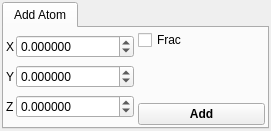
The window that src/gui/build.ui (trisyoungs/aten) describes before a commit, drawn with Qt 5.
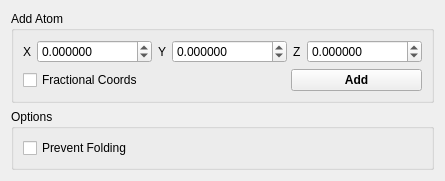
The same window after the commit. Icons and pictures are not drawn.

Commit message: Adjusted layout of Build window. Added checkbox option to Build window to allow prevention of atom folding after mouse-based transformations. Doc update.

```diff
--- a/src/gui/build.ui
+++ b/src/gui/build.ui
@@ -1,12 +1,12 @@
 <ui version="4.0" >
  <class>BuildDialog</class>
- <widget class="QDialog" name="BuildDialog" >
-  <property name="geometry" >
+ <widget class="QDialog" name="BuildDialog">
+  <property name="geometry">
    <rect>
     <x>0</x>
     <y>0</y>
-    <width>271</width>
-    <height>131</height>
+    <width>318</width>
+    <height>178</height>
    </rect>
   </property>
   <property name="windowTitle" >
@@ -16,155 +16,119 @@
    <iconset resource="icons.qrc" >
     <normaloff>:/stackicons/icons/stack_build.svg</normaloff>:/stackicons/icons/stack_build.svg</iconset>
   </property>
-  <layout class="QHBoxLayout" >
-   <property name="spacing" >
-    <number>4</number>
-   </property>
-   <property name="margin" >
-    <number>2</number>
-   </property>
+  <layout class="QVBoxLayout" name="verticalLayout_3">
    <item>
-    <widget class="QTabWidget" name="tabWidget" >
-     <property name="currentIndex" >
-      <number>0</number>
-     </property>
-     <widget class="QWidget" name="AddAtomTab" >
-      <property name="geometry" >
-       <rect>
-        <x>0</x>
-        <y>0</y>
-        <width>263</width>
-        <height>99</height>
-       </rect>
-      </property>
-      <attribute name="title" >
+    <widget class="QGroupBox" name="AddAtomGroup">
+     <property name="title">
        <string>Add Atom</string>
-      </attribute>
-      <layout class="QHBoxLayout" >
-       <property name="spacing" >
-        <number>4</number>
-       </property>
-       <property name="margin" >
-        <number>2</number>
-       </property>
+     </property>
+     <layout class="QVBoxLayout" name="verticalLayout">
        <item>
-        <layout class="QGridLayout" >
-         <property name="margin" >
-          <number>0</number>
-         </property>
-         <property name="spacing" >
-          <number>2</number>
-         </property>
-         <item row="0" column="1" >
-          <widget class="QDoubleSpinBox" name="AtomXCoordSpin" >
-           <property name="sizePolicy" >
-            <sizepolicy vsizetype="Fixed" hsizetype="Expanding" >
+       <layout class="QHBoxLayout" name="horizontalLayout">
+        <item>
+         <widget class="QLabel" name="label_22">
+          <property name="sizePolicy">
+           <sizepolicy hsizetype="Minimum" vsizetype="Preferred">
              <horstretch>0</horstretch>
              <verstretch>0</verstretch>
             </sizepolicy>
            </property>
-           <property name="decimals" >
-            <number>6</number>
-           </property>
-           <property name="minimum" >
-            <double>-100000.000000000000000</double>
-           </property>
-           <property name="maximum" >
-            <double>100000.000000000000000</double>
-           </property>
-          </widget>
-         </item>
-         <item row="1" column="1" >
-          <widget class="QDoubleSpinBox" name="AtomYCoordSpin" >
-           <property name="sizePolicy" >
-            <sizepolicy vsizetype="Fixed" hsizetype="Expanding" >
-             <horstretch>0</horstretch>
-             <verstretch>0</verstretch>
-            </sizepolicy>
-           </property>
-           <property name="decimals" >
-            <number>6</number>
-           </property>
-           <property name="minimum" >
-            <double>-100000.000000000000000</double>
-           </property>
-           <property name="maximum" >
-            <double>1000000.000000000000000</double>
-           </property>
-          </widget>
-         </item>
-         <item row="1" column="0" >
-          <widget class="QLabel" name="label_50" >
-           <property name="sizePolicy" >
-            <sizepolicy vsizetype="Preferred" hsizetype="Minimum" >
-             <horstretch>0</horstretch>
-             <verstretch>0</verstretch>
-            </sizepolicy>
-           </property>
-           <property name="text" >
-            <string>Y</string>
-           </property>
-          </widget>
-         </item>
-         <item row="2" column="1" >
-          <widget class="QDoubleSpinBox" name="AtomZCoordSpin" >
-           <property name="sizePolicy" >
-            <sizepolicy vsizetype="Fixed" hsizetype="Expanding" >
-             <horstretch>0</horstretch>
-             <verstretch>0</verstretch>
-            </sizepolicy>
-           </property>
-           <property name="decimals" >
-            <number>6</number>
-           </property>
-           <property name="minimum" >
-            <double>-1000000.000000000000000</double>
-           </property>
-           <property name="maximum" >
-            <double>100000.000000000000000</double>
-           </property>
-          </widget>
-         </item>
-         <item row="0" column="0" >
-          <widget class="QLabel" name="label_22" >
-           <property name="sizePolicy" >
-            <sizepolicy vsizetype="Preferred" hsizetype="Minimum" >
-             <horstretch>0</horstretch>
-             <verstretch>0</verstretch>
-            </sizepolicy>
-           </property>
-           <property name="text" >
+          <property name="text">
             <string>X</string>
            </property>
           </widget>
          </item>
-         <item row="2" column="0" >
-          <widget class="QLabel" name="label_51" >
-           <property name="sizePolicy" >
-            <sizepolicy vsizetype="Preferred" hsizetype="Minimum" >
+        <item>
+         <widget class="QDoubleSpinBox" name="AtomXCoordSpin">
+          <property name="sizePolicy">
+           <sizepolicy hsizetype="Expanding" vsizetype="Fixed">
              <horstretch>0</horstretch>
              <verstretch>0</verstretch>
             </sizepolicy>
            </property>
-           <property name="text" >
+          <property name="decimals">
+           <number>6</number>
+          </property>
+          <property name="minimum">
+           <double>-100000.000000000000000</double>
+          </property>
+          <property name="maximum">
+           <double>100000.000000000000000</double>
+          </property>
+         </widget>
+        </item>
+        <item>
+         <widget class="QLabel" name="label_50">
+          <property name="sizePolicy">
+           <sizepolicy hsizetype="Minimum" vsizetype="Preferred">
+            <horstretch>0</horstretch>
+            <verstretch>0</verstretch>
+           </sizepolicy>
+          </property>
+          <property name="text">
+           <string>Y</string>
+          </property>
+         </widget>
+        </item>
+        <item>
+         <widget class="QDoubleSpinBox" name="AtomYCoordSpin">
+          <property name="sizePolicy">
+           <sizepolicy hsizetype="Expanding" vsizetype="Fixed">
+            <horstretch>0</horstretch>
+            <verstretch>0</verstretch>
+           </sizepolicy>
+          </property>
+          <property name="decimals">
+           <number>6</number>
+          </property>
+          <property name="minimum">
+           <double>-100000.000000000000000</double>
+          </property>
+          <property name="maximum">
+           <double>1000000.000000000000000</double>
+          </property>
+         </widget>
+        </item>
+        <item>
+         <widget class="QLabel" name="label_51">
+          <property name="sizePolicy">
+           <sizepolicy hsizetype="Minimum" vsizetype="Preferred">
+            <horstretch>0</horstretch>
+            <verstretch>0</verstretch>
+           </sizepolicy>
+          </property>
+          <property name="text">
             <string>Z</string>
            </property>
           </widget>
          </item>
-        </layout>
-       </item>
        <item>
-        <layout class="QVBoxLayout" >
-         <property name="spacing" >
+         <widget class="QDoubleSpinBox" name="AtomZCoordSpin">
+          <property name="sizePolicy">
+           <sizepolicy hsizetype="Expanding" vsizetype="Fixed">
+            <horstretch>0</horstretch>
+            <verstretch>0</verstretch>
+           </sizepolicy>
+          </property>
+          <property name="decimals">
           <number>6</number>
          </property>
-         <property name="margin" >
-          <number>0</number>
-         </property>
+          <property name="minimum">
+           <double>-1000000.000000000000000</double>
+          </property>
+          <property name="maximum">
+           <double>100000.000000000000000</double>
+          </property>
+         </widget>
+        </item>
+       </layout>
+      </item>
          <item>
-          <widget class="QCheckBox" name="AddAtomFractionalCheck" >
-           <property name="sizePolicy" >
-            <sizepolicy vsizetype="Fixed" hsizetype="Expanding" >
+       <layout class="QHBoxLayout" name="horizontalLayout_2">
+        <item>
+         <widget class="QCheckBox" name="AddAtomFractionalCheck">
+          <property name="sizePolicy">
+           <sizepolicy hsizetype="Expanding" vsizetype="Fixed">
              <horstretch>0</horstretch>
              <verstretch>0</verstretch>
             </sizepolicy>
@@ -172,28 +136,28 @@
            <property name="toolTip" >
             <string>ACtivate to add the atom in fractional coordinates</string>
            </property>
-           <property name="text" >
-            <string>Frac</string>
+          <property name="text">
+           <string>Fractional Coords</string>
            </property>
           </widget>
          </item>
          <item>
-          <spacer>
-           <property name="orientation" >
-            <enum>Qt::Vertical</enum>
-           </property>
-           <property name="sizeHint" stdset="0" >
+         <spacer name="horizontalSpacer">
+          <property name="orientation">
+           <enum>Qt::Horizontal</enum>
+          </property>
+          <property name="sizeHint" stdset="0">
             <size>
-             <width>20</width>
-             <height>40</height>
+            <width>40</width>
+            <height>20</height>
             </size>
            </property>
           </spacer>
          </item>
          <item>
-          <widget class="QPushButton" name="AddAtomButton" >
-           <property name="sizePolicy" >
-            <sizepolicy vsizetype="Fixed" hsizetype="Expanding" >
+         <widget class="QPushButton" name="AddAtomButton">
+          <property name="sizePolicy">
+           <sizepolicy hsizetype="Expanding" vsizetype="Fixed">
              <horstretch>0</horstretch>
              <verstretch>0</verstretch>
             </sizepolicy>
@@ -219,16 +183,25 @@
        </item>
       </layout>
      </widget>
+   </item>
+   <item>
+    <widget class="QGroupBox" name="BuildOptionsGroup">
+     <property name="title">
+      <string>Options</string>
+     </property>
+     <layout class="QVBoxLayout" name="verticalLayout_2">
+      <item>
+       <widget class="QCheckBox" name="PreventFoldCheck">
+        <property name="text">
+         <string>Prevent Folding</string>
+        </property>
     </widget>
    </item>
   </layout>
  </widget>
- <tabstops>
-  <tabstop>tabWidget</tabstop>
-  <tabstop>AtomXCoordSpin</tabstop>
-  <tabstop>AtomYCoordSpin</tabstop>
-  <tabstop>AtomZCoordSpin</tabstop>
- </tabstops>
+   </item>
+  </layout>
+ </widget>
  <resources>
   <include location="icons.qrc" />
  </resources>
```
Left out of the diff: 20 changed lines with no effect on the pictures. Lines whose indentation alone changed are shown as unchanged. The commit also changes 9 other files.
